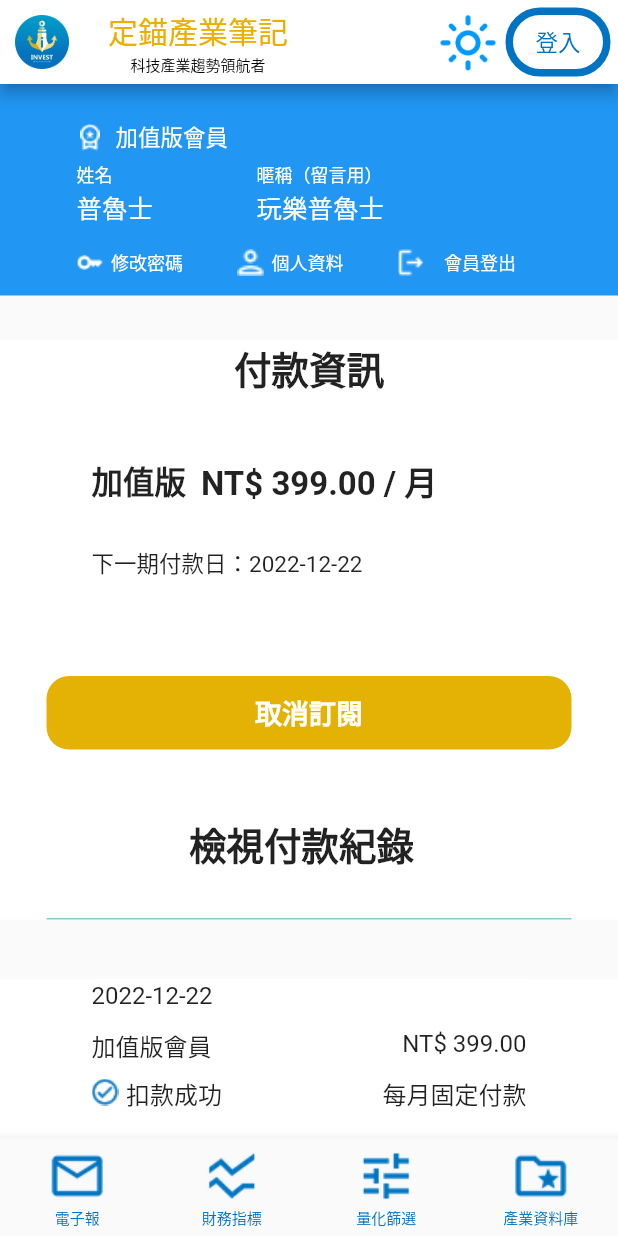
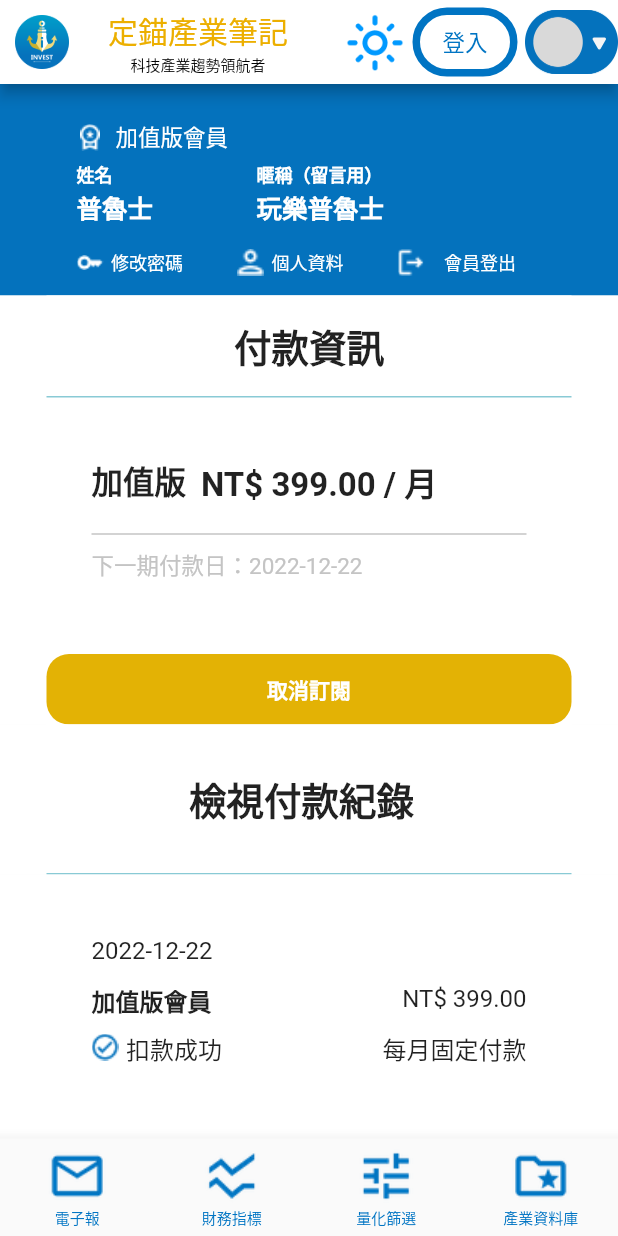
Before and after one commit to kvn2000tw/invest, a Flutter app: the screen it shows after launch, on a phone screen of 412 x 824 dp. Run offline on Flutter 3.47's test engine with Material 2 defaults, Android fonts, the light colour scheme and no system bars; drawn by our look-alikes of overlay_support; our stand-ins replace firebase_core, firebase_messaging, shared_preferences, webview_flutter; missing offline and left inert: plain_notification_token; accounts and stored records are empty; Roboto replaces fonts that are missing (Poppins).

Commit message:
adjus member page

```diff
--- a/lib/components/log_info.dart
+++ b/lib/components/log_info.dart
@@ -7,7 +7,8 @@ class LogInfo extends StatelessWidget {
   Widget build(BuildContext context) {
 
    return
- Padding(
+ Container(
+  color:FlutterFlowTheme.of(context).secondaryBackground,
   padding: EdgeInsetsDirectional.fromSTEB(0, 40, 0, 0),
   child: Container(
     width: 290,
--- a/lib/components/member.dart
+++ b/lib/components/member.dart
@@ -13,7 +13,7 @@ class Member extends StatelessWidget {
                   width: double.infinity,
                   height: 141,
                   decoration: BoxDecoration(
-                    color: FlutterFlowTheme.of(context).primaryColor,
+                    color: Data.member_blue,
                     borderRadius: BorderRadius.circular(0),
                   ),
                   child: Column(
@@ -25,7 +25,7 @@ class Member extends StatelessWidget {
                           width: 350,
                           height: 87,
                           decoration: BoxDecoration(
-                            color: FlutterFlowTheme.of(context).primaryColor,
+                            color: Data.member_blue,
                           ),
                           child: Column(
                             mainAxisSize: MainAxisSize.max,
@@ -37,8 +37,7 @@ class Member extends StatelessWidget {
                                   width: 350,
                                   height: 31,
                                   decoration: BoxDecoration(
-                                    color: FlutterFlowTheme.of(context)
-                                        .primaryColor,
+                                    color:Data.member_blue,
                                   ),
                                   child: Row(
                                     mainAxisSize: MainAxisSize.max,
@@ -50,8 +49,7 @@ class Member extends StatelessWidget {
                                           width: 18,
                                           height: 18,
                                           decoration: BoxDecoration(
-                                            color: FlutterFlowTheme.of(context)
-                                                .primaryColor,
+                                            color: Data.member_blue,
                                           ),
                                           child: Image.asset(
                                             'assets/images/Vector.png',
@@ -85,7 +83,7 @@ class Member extends StatelessWidget {
                                 height: 46,
                                 decoration: BoxDecoration(
                                   color:
-                                      FlutterFlowTheme.of(context).primaryColor,
+                                      Data.member_blue,
                                 ),
                                 child: Row(
                                   mainAxisSize: MainAxisSize.max,
@@ -97,8 +95,7 @@ class Member extends StatelessWidget {
                                         width: 120,
                                         height: 46,
                                         decoration: BoxDecoration(
-                                          color: FlutterFlowTheme.of(context)
-                                              .primaryColor,
+                                          color: Data.member_blue,
                                         ),
                                         child: Column(
                                           mainAxisSize: MainAxisSize.max,
@@ -144,8 +141,7 @@ class Member extends StatelessWidget {
                                         width: 190,
                                         height: 46,
                                         decoration: BoxDecoration(
-                                          color: FlutterFlowTheme.of(context)
-                                              .primaryColor,
+                                          color:Data.member_blue,
                                         ),
                                         child: Column(
                                           mainAxisSize: MainAxisSize.max,
@@ -197,7 +193,7 @@ class Member extends StatelessWidget {
                           width: 350,
                           height: 24,
                           decoration: BoxDecoration(
-                            color: FlutterFlowTheme.of(context).primaryColor,
+                            color: Data.member_blue,
                           ),
                           child: Align(
                             alignment: AlignmentDirectional(0, 0),
@@ -211,8 +207,7 @@ class Member extends StatelessWidget {
                                     width: 87,
                                     height: 24,
                                     decoration: BoxDecoration(
-                                      color: FlutterFlowTheme.of(context)
-                                          .primaryColor,
+                                      color: Data.member_blue,
                                     ),
                                     child: Row(
                                       mainAxisSize: MainAxisSize.max,
@@ -221,8 +216,7 @@ class Member extends StatelessWidget {
                                           width: 18,
                                           height: 18,
                                           decoration: BoxDecoration(
-                                            color: FlutterFlowTheme.of(context)
-                                                .primaryColor,
+                                            color: Data.member_blue,
                                           ),
                                           child: Image.asset(
                                             'assets/images/key-w.png',
@@ -258,8 +252,7 @@ class Member extends StatelessWidget {
                                     width: 87,
                                     height: 24,
                                     decoration: BoxDecoration(
-                                      color: FlutterFlowTheme.of(context)
-                                          .primaryColor,
+                                      color: Data.member_blue,
                                     ),
                                     child: Row(
                                       mainAxisSize: MainAxisSize.max,
@@ -268,8 +261,7 @@ class Member extends StatelessWidget {
                                           width: 18,
                                           height: 18,
                                           decoration: BoxDecoration(
-                                            color: FlutterFlowTheme.of(context)
-                                                .primaryColor,
+                                            color: Data.member_blue,
                                           ),
                                           child: Image.asset(
                                             'assets/images/person.png',
@@ -305,8 +297,7 @@ class Member extends StatelessWidget {
                                     width: 87,
                                     height: 24,
                                     decoration: BoxDecoration(
-                                      color: FlutterFlowTheme.of(context)
-                                          .primaryColor,
+                                      color: Data.member_blue,
                                     ),
                                     child: Align(
                                       alignment: AlignmentDirectional(-0.05, 0),
@@ -318,8 +309,7 @@ class Member extends StatelessWidget {
                                             height: 18,
                                             decoration: BoxDecoration(
                                               color:
-                                                  FlutterFlowTheme.of(context)
-                                                      .primaryColor,
+                                                  Data.member_blue,
                                             ),
                                             child: Image.asset(
                                               'assets/images/logout.png',
@@ -365,8 +355,14 @@ class Member extends StatelessWidget {
                   ),
                 ),
               );
-        final title2 = Padding(
-  padding: EdgeInsetsDirectional.fromSTEB(0, 30, 0, 0),
+        final title2 =Container(
+  width: 390,
+  height: 286,
+  decoration: BoxDecoration(
+    color: FlutterFlowTheme.of(context).secondaryBackground,
+  ),
+  child: Align(
+    alignment: AlignmentDirectional(0, 0),
     child: Container(
       width: 350,
       height: 286,
@@ -376,12 +372,17 @@ class Member extends StatelessWidget {
       child: Column(
         mainAxisSize: MainAxisSize.max,
         children: [
-        Text(
+          Align(
+            alignment: AlignmentDirectional(0, 0),
+            child: Padding(
+              padding: EdgeInsetsDirectional.fromSTEB(0, 15, 0, 15),
+              child: Text(
                 '付款資訊',
                 style: FlutterFlowTheme.of(context).bodyText1.override(
                       fontFamily: 'Poppins',
                       fontSize: 25,
-                fontWeight: FontWeight.w600,
+                    ),
+              ),
             ),
           ),
           Container(
@@ -389,6 +390,10 @@ class Member extends StatelessWidget {
             height: 172,
             decoration: BoxDecoration(
               color: FlutterFlowTheme.of(context).secondaryBackground,
+              border: Border(
+
+              top: BorderSide(width: 1.0, color: Data.borderColor),
+            ),
             ),
             child: Align(
               alignment: AlignmentDirectional(0, 0),
@@ -407,8 +412,8 @@ class Member extends StatelessWidget {
                         width: 243,
                         height: 31,
                         decoration: BoxDecoration(
-                        color:
-                            FlutterFlowTheme.of(context).secondaryBackground,
+                          color: FlutterFlowTheme.of(context)
+                              .secondaryBackground,
                         ),
                         child: Row(
                           mainAxisSize: MainAxisSize.max,
@@ -427,7 +432,6 @@ class Member extends StatelessWidget {
                                     .override(
                                       fontFamily: 'Poppins',
                                       fontSize: 21,
-                                    fontWeight: FontWeight.w600,
                                     ),
                               ),
                             ),
@@ -441,7 +445,6 @@ class Member extends StatelessWidget {
                                     .override(
                                       fontFamily: 'Poppins',
                                       fontSize: 22,
-                                    fontWeight: FontWeight.w600,
                                     ),
                               ),
                             ),
@@ -455,15 +458,21 @@ class Member extends StatelessWidget {
                         width: 290,
                         height: 41,
                         decoration: BoxDecoration(
-                        color:
-                            FlutterFlowTheme.of(context).secondaryBackground,
+                          color: FlutterFlowTheme.of(context)
+                              .secondaryBackground,
+                           border: Border(
+
+                            top: BorderSide(width: 1.0, color: Data.grey),
+                          ),
                         ),
                         child: Align(
                           alignment: AlignmentDirectional(-1, 0),
                           child: Text(
                             '下一期付款日：2022-12-22',
-                          style:
-                              FlutterFlowTheme.of(context).bodyText1.override(
+                            style: FlutterFlowTheme.of(context)
+                                .bodyText1
+                                .override(
+                                  color:Data.grey,
                                   fontFamily: 'Poppins',
                                   fontSize: 15,
                                   fontWeight: FontWeight.normal,
@@ -493,9 +502,8 @@ class Member extends StatelessWidget {
                     '取消訂閱',
                     style: FlutterFlowTheme.of(context).bodyText1.override(
                           fontFamily: 'Poppins',
-                        color: Data.white,
-                        fontSize: 18,
-                        fontWeight: FontWeight.w600,
+                          color:
+                              Colors.white,
                         ),
                   ),
                 ),
@@ -503,6 +511,7 @@ class Member extends StatelessWidget {
             ),
           ),
         ],
+      ),
     ),
   ),
 );
--- a/lib/custom/custom_theme_state.dart
+++ b/lib/custom/custom_theme_state.dart
@@ -34,7 +34,7 @@ class CustomThemeState {
     {
       checkColor = Colors.black;
       primaryColor = Color(0xFF009cff);//Colors.blue;
-      secondaryBackground = Colors.black;
+      secondaryBackground = Color(0xFF4D4D4D);//Colors.black;
       customColor1 = Colors.black;//Color(0x303030);
       customColor2 = Colors.black;
       customColor3 = Colors.white;
--- a/lib/custom/cutom_text_style.dart
+++ b/lib/custom/cutom_text_style.dart
@@ -5,7 +5,7 @@ class CustomTextStyle extends TextStyle{
 
   CustomTextStyle():super();
   late TextStyle textStyle;
-  TextStyle override({String? fontFamily,Color? color,double? fontSize,FontWeight? fontWeight})
+  TextStyle override({String? fontFamily,Color? color,double? fontSize,FontWeight fontWeight=FontWeight.w600})
   {
     return copyWith(
         fontFamily: fontFamily,
--- a/lib/data.dart
+++ b/lib/data.dart
@@ -45,8 +45,9 @@ class Data {
       borderColor = Color(0xFF89CAD5);
       yellow = Color(0xFFE3B205);
       blue = Color(0xFF0074c3);
+      member_blue = Color(0xFF0472BD);
       orange = Color(0xFFecaf00);
-
+      grey = Color(0xFFC4C4C4);
       white = Colors.white;
       black = Colors.black;
     }
@@ -59,9 +60,11 @@ class Data {
       yellow = Color(0xFFFAC508);
       blue = Color(0xFF009cff);
       orange = Color(0xFFffc300);
-
+      member_blue = Color(0xFF0099FF);
       white = Colors.black;
       black = Colors.white;
+      grey = Colors.white;
+
     }
 
     const String name_env = String.fromEnvironment('name',defaultValue: 'unknown');
@@ -105,7 +108,9 @@ class Data {
   static Color orange = Colors.orange;
   static Color white = Colors.white;
   static Color black = Colors.black;
-
+  static late Color grey;
+  static late Color member_blue;
+  //static Color member_white = Color();
   static bool is_dark = true;
   static String url = intro_page;
   static final dark_image = 'dark_mode.png';
```
Also changed, not shown: lib/components/my_app_bar.dart (+91 -3 lines). Lines whose indentation alone changed are shown as unchanged.
